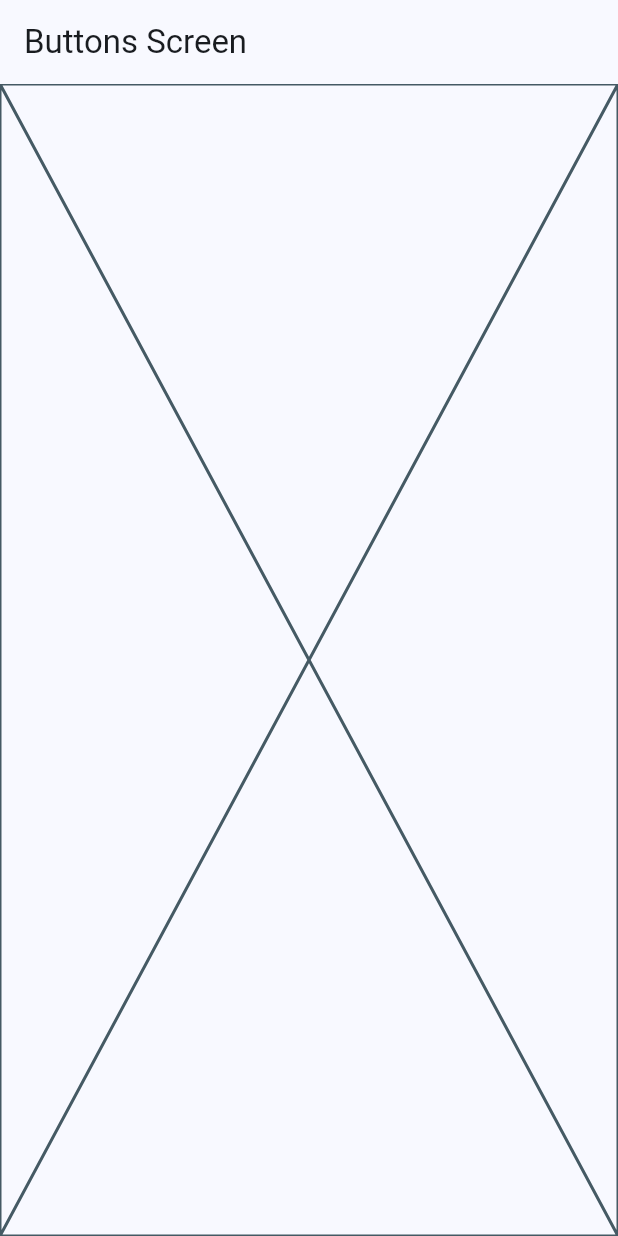
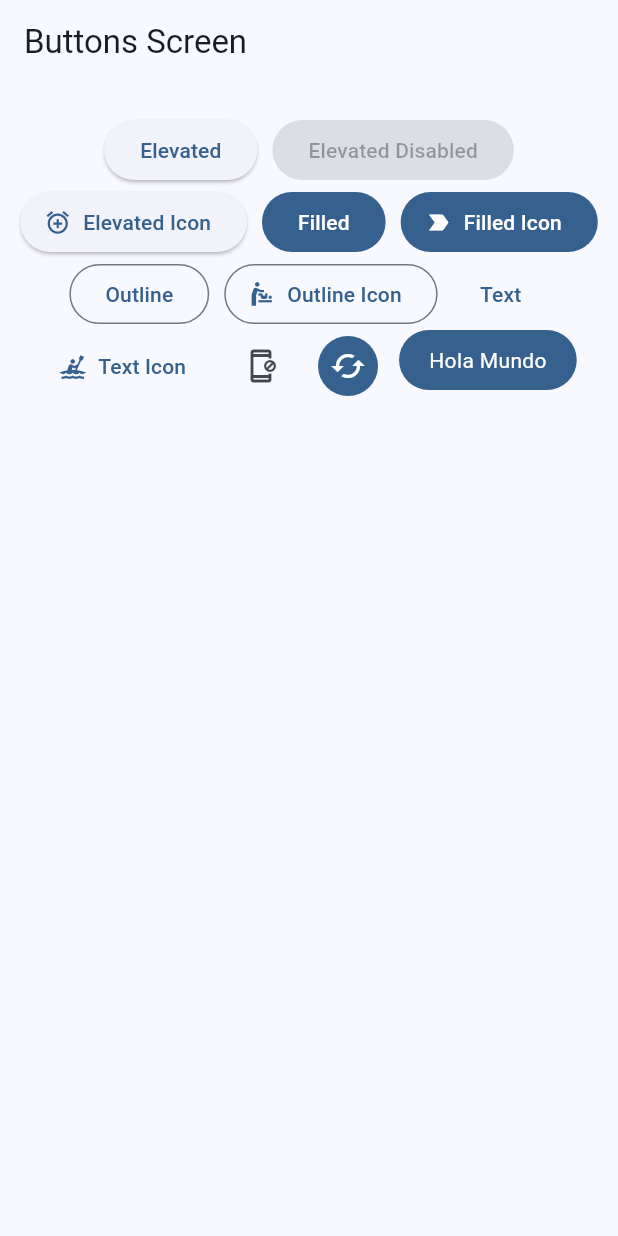
Before and after one commit to josuearroliga/widgetsApp, a Flutter app: the ButtonsScreen screen opened by its route, on a phone screen of 412 x 824 dp. Run offline on Flutter 3.47's test engine with Material 3 defaults, Android fonts, the phone set to English and light mode, and no system bars; our stand-ins replace go_router.

Commit message:
Buttons Screen Finished

```diff
--- a/lib/presentation/screens/buttons/buttons_screen.dart
+++ b/lib/presentation/screens/buttons/buttons_screen.dart
@@ -9,7 +9,104 @@ class ButtonsScreen extends StatelessWidget {
       appBar: AppBar(
         title: const Text('Buttons Screen'),
       ),
-      body: const Placeholder(),
+      body: _ButtonView(),
     );
   }
 }
+
+class _ButtonView extends StatelessWidget {
+  @override
+  Widget build(BuildContext context) {
+    final lenght = MediaQuery.of(context).size.width;
+    return SizedBox(
+      width: double.infinity,
+      child: Padding(
+        padding: EdgeInsets.symmetric(
+            horizontal: lenght - (lenght * 0.98), vertical: 20),
+        child: Wrap(
+          spacing: 10,
+          alignment: WrapAlignment.center,
+          children: [
+            ElevatedButton(
+              onPressed: () {},
+              child: const Text('Elevated'),
+            ),
+            const ElevatedButton(
+              onPressed: null,
+              child: Text('Elevated Disabled'),
+            ),
+            ElevatedButton.icon(
+              onPressed: () {},
+              icon: const Icon(Icons.alarm_add_outlined),
+              label: const Text('Elevated Icon'),
+            ),
+            FilledButton(
+              onPressed: () {},
+              child: const Text('Filled'),
+            ),
+            FilledButton.icon(
+              onPressed: () {},
+              icon: const Icon(Icons.label_important_outlined),
+              label: const Text('Filled Icon'),
+            ),
+            OutlinedButton(
+              onPressed: () {},
+              child: const Text('Outline'),
+            ),
+            OutlinedButton.icon(
+              onPressed: () {},
+              icon: const Icon(Icons.baby_changing_station_outlined),
+              label: const Text('Outline Icon'),
+            ),
+            TextButton(
+              onPressed: () {},
+              child: const Text('Text'),
+            ),
+            TextButton.icon(
+              onPressed: () {},
+              icon: const Icon(Icons.kayaking_outlined),
+              label: const Text('Text Icon'),
+            ),
+            IconButton(
+              onPressed: () {},
+              icon: const Icon(Icons.app_blocking_outlined),
+            ),
+            IconButton.filled(
+              onPressed: () {},
+              icon: const Icon(Icons.cached_outlined),
+            ),
+            const CustomButton(),
+          ],
+        ),
+      ),
+    );
+  }
+}
+
+class CustomButton extends StatelessWidget {
+  const CustomButton({
+    super.key,
+  });
+
+  @override
+  Widget build(BuildContext context) {
+    final colors = Theme.of(context).colorScheme;
+
+    return Material(
+      borderRadius: BorderRadius.circular(20),
+      color: colors.primary,
+      child: InkWell(
+        borderRadius: BorderRadius.circular(20),
+        splashColor: Colors.red,
+        onTap: () {},
+        child: const Padding(
+          padding: EdgeInsets.symmetric(horizontal: 20, vertical: 10),
+          child: Text(
+            'Hola Mundo',
+            style: TextStyle(color: Colors.white),
+          ),
+        ),
+      ),
+    );
+  }
+}
```
